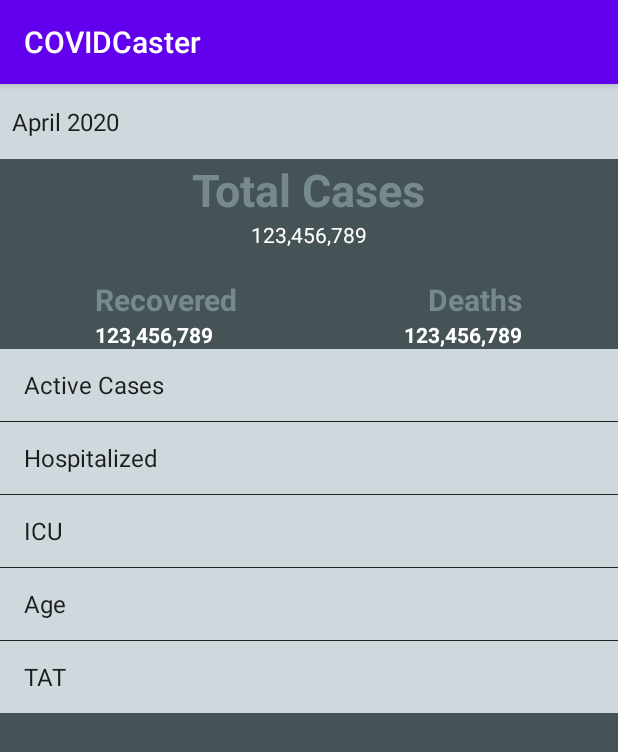
After one commit to cinomed88/COVIDcaster, an Android app: the DataActivity screen opened directly, with no data from a screen before it, on a phone screen of 412 x 824 dp. The commit adds this screen. Shown: the top 752 px of the screen. Run offline under Robolectric (Android 15) with nearby library versions, the phone set to English and light mode, and no system bars.

Commit message:
Added graph and data activities default strings and colours

```diff
--- a/app/src/main/AndroidManifest.xml
+++ b/app/src/main/AndroidManifest.xml
@@ -9,6 +9,10 @@
         android:roundIcon="@mipmap/ic_launcher_round"
         android:supportsRtl="true"
         android:theme="@style/AppTheme">
+        <activity android:name=".GraphActivity"></activity>
+        <activity
+            android:name=".DataActivity"
+            android:configChanges="orientation|screenSize|keyboardHidden" />
         <activity android:name=".MainActivity">
             <intent-filter>
                 <action android:name="android.intent.action.MAIN" />
--- /dev/null
+++ b/app/src/main/java/com/example/covidcaster/DataActivity.java
@@ -0,0 +1,30 @@
+package com.example.covidcaster;
+
+import android.content.Intent;
+import android.os.Bundle;
+import android.view.View;
+import android.widget.AdapterView;
+import android.widget.ListView;
+import androidx.appcompat.app.AppCompatActivity;
+
+import android.os.Bundle;
+public class DataActivity extends AppCompatActivity{
+    @Override
+    protected void onCreate(Bundle savedInstanceState) {
+        super.onCreate(savedInstanceState);
+        setContentView(R.layout.activity_data);
+        ListView statisticsList = findViewById(R.id.statisticsList);
+        statisticsList.setOnItemClickListener(new AdapterView.OnItemClickListener() {
+            @Override
+            public void onItemClick(AdapterView<?> adapterView, View view, int i, long l) {
+                String[] statistics = {"Active Cases", "Hospitalized", "ICU", "Age", "TAT"};
+                if (i==0 || i==1 || i==2 || i==3|| i==4) {
+                    Intent intent = new Intent(DataActivity.this, GraphActivity.class);
+                    intent.putExtra("statisticName", statistics[i]);
+                    startActivity(intent);
+                }
+            }
+        });
+
+    }
+}
--- /dev/null
+++ b/app/src/main/res/layout/activity_data.xml
@@ -0,0 +1,94 @@
+<?xml version="1.0" encoding="utf-8"?>
+<LinearLayout xmlns:android="http://schemas.android.com/apk/res/android"
+    xmlns:app="http://schemas.android.com/apk/res-auto"
+    xmlns:tools="http://schemas.android.com/tools"
+    android:layout_width="match_parent"
+    android:layout_height="match_parent"
+    android:layout_gravity="center_horizontal"
+    android:background="@color/backgroundColor"
+    android:orientation="vertical"
+    tools:context=".Data">
+
+    <Spinner
+        android:id="@+id/spinner"
+        style="@style/titleText"
+        android:layout_width="match_parent"
+        android:layout_height="50dp"
+        android:background="@color/buttonColor"
+        android:entries="@array/monthsList"
+        />
+
+    <TextView
+        android:id="@+id/totalCasesLabel"
+
+        style="@style/titleText"
+        android:layout_width="wrap_content"
+        android:layout_height="wrap_content"
+        android:layout_gravity="center_horizontal"
+        android:text="@string/totalCases"
+        android:textSize="30sp"
+        android:textStyle="bold" />
+
+    <TextView
+        android:id="@+id/numberOfCases"
+        android:layout_width="wrap_content"
+        android:layout_height="wrap_content"
+        android:layout_gravity="center_horizontal"
+        android:text="@string/numberOfCases"
+        android:textColor="@color/whiteColor" />
+
+    <LinearLayout
+        android:layout_width="match_parent"
+        android:layout_height="wrap_content"
+        android:orientation="horizontal">
+
+        <TextView
+            android:id="@+id/recoveredLabel"
+            style="@style/RecoveredAndDeathLabels"
+            android:layout_width="wrap_content"
+            android:layout_height="wrap_content"
+            android:text="@string/recoveredLabel"
+            android:layout_weight="1"
+            />
+
+        <TextView
+            android:id="@+id/deathLabel"
+            android:layout_width="wrap_content"
+            android:layout_height="wrap_content"
+            android:layout_weight="1"
+            android:text="@string/deathsLabel"
+            style="@style/RecoveredAndDeathLabels" />
+    </LinearLayout>
+
+    <LinearLayout
+        android:layout_width="match_parent"
+        android:layout_height="wrap_content"
+        android:orientation="horizontal">
+
+        <TextView
+            android:id="@+id/recoverNumber"
+            android:layout_width="wrap_content"
+            android:layout_height="wrap_content"
+            android:layout_weight="1"
+            style="@style/recoveredAndDeathsNumbers"
+            android:text="@string/numberOfCases" />
+
+        <TextView
+            android:id="@+id/deathNumber"
+            android:layout_width="wrap_content"
+            android:layout_height="wrap_content"
+            android:layout_weight="1"
+            style="@style/recoveredAndDeathsNumbers"
+            android:text="@string/numberOfCases" />
+    </LinearLayout>
+
+    <ListView
+        android:id="@+id/statisticsList"
+        style="@style/ListFont"
+        android:layout_width="match_parent"
+        android:layout_height="wrap_content"
+        android:layout_gravity="center_horizontal"
+        android:background="@color/buttonColor"
+        android:entries="@array/statisticsList" />
+
+</LinearLayout>
--- a/app/src/main/res/values/colors.xml
+++ b/app/src/main/res/values/colors.xml
@@ -3,4 +3,9 @@
     <color name="colorPrimary">#6200EE</color>
     <color name="colorPrimaryDark">#3700B3</color>
     <color name="colorAccent">#03DAC5</color>
+    <color name="textColor">#76898e</color>
+    <color name="backgroundColor">#455357</color>
+    <color name="whiteColor">#FFFFFF</color>
+    <color name="buttonColor">#cfd8dc</color>
+    <color name="headerColor">#788b91</color>
 </resources>
--- a/app/src/main/res/values/strings.xml
+++ b/app/src/main/res/values/strings.xml
@@ -1,3 +1,24 @@
 <resources>
     <string name="app_name">COVIDCaster</string>
+    <string name="totalCases">Total Cases</string>
+    <string name="numberOfCases">123,456,789</string>
+    <string name="recoveredLabel">Recovered</string>
+    <string name="deathsLabel">Deaths</string>
+    <string-array name="monthsList">
+        <item>April 2020</item>
+        <item>May 2020</item>
+        <item>June 2020</item>
+        <item>July 2020</item>
+        <item>Aug 2020</item>
+        <item>Sep 2020</item>
+        <item>Oct 2020</item>
+    </string-array>
+    <string-array name="statisticsList">
+        <item>Active Cases</item>
+        <item>Hospitalized</item>
+        <item>ICU</item>
+        <item>Age</item>
+        <item>TAT</item>
+    </string-array>
+
 </resources>
--- a/app/src/main/res/values/styles.xml
+++ b/app/src/main/res/values/styles.xml
@@ -6,5 +6,28 @@
         <item name="colorPrimaryDark">@color/colorPrimaryDark</item>
         <item name="colorAccent">@color/colorAccent</item>
     </style>
+    <style name="titleText">
+        <item name="android:textColor">@color/textColor</item>
+    </style>
+
+    <style name="ListFont" parent="@android:style/Widget.ListView">
+        <item name="android:textColor">@color/buttonColor</item>
+        <item name="android:typeface">sans</item>
+        <item name="android:textAlignment">center</item>
+    </style>
+
+    <style name="RecoveredAndDeathLabels">
+        <item name="android:paddingTop">20dp</item>
+        <item name="android:textAlignment">center</item>
+        <item name="android:textColor">@color/textColor</item>
+        <item name="android:textStyle">bold</item>
+        <item name="android:textSize">20sp</item>
+    </style>
+
+    <style name="recoveredAndDeathsNumbers">
+        <item name="android:textAlignment">center</item>
+        <item name="android:textColor">@color/whiteColor</item>
+        <item name="android:textStyle">bold</item>
+    </style>
 
 </resources>
```
Also changed, not shown: app/src/main/java/com/example/covidcaster/Data.java (added, +14 -0 lines), app/src/main/java/com/example/covidcaster/GraphActivity.java (added, +23 -0 lines), app/src/main/java/com/example/covidcaster/MainActivity.java (+10 -0 lines), app/src/main/res/layout/activity_graph.xml (added, +108 -0 lines), app/src/main/res/layout/activity_main.xml (+9 -7 lines).
